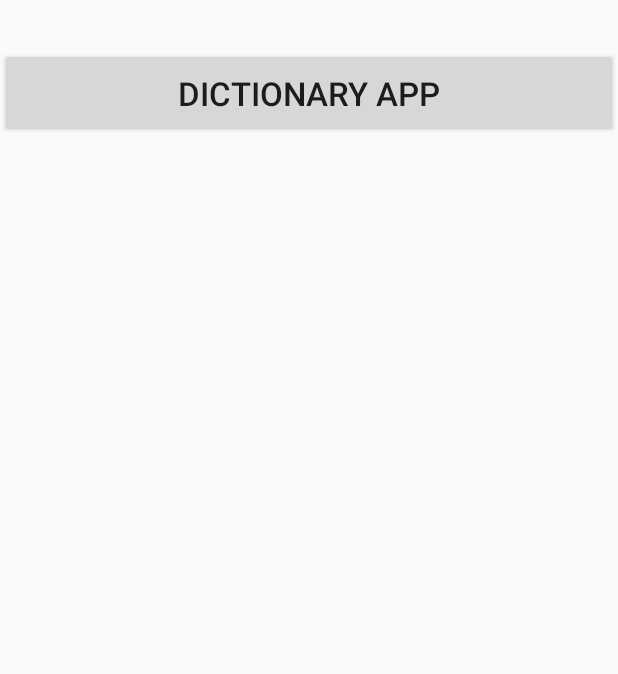
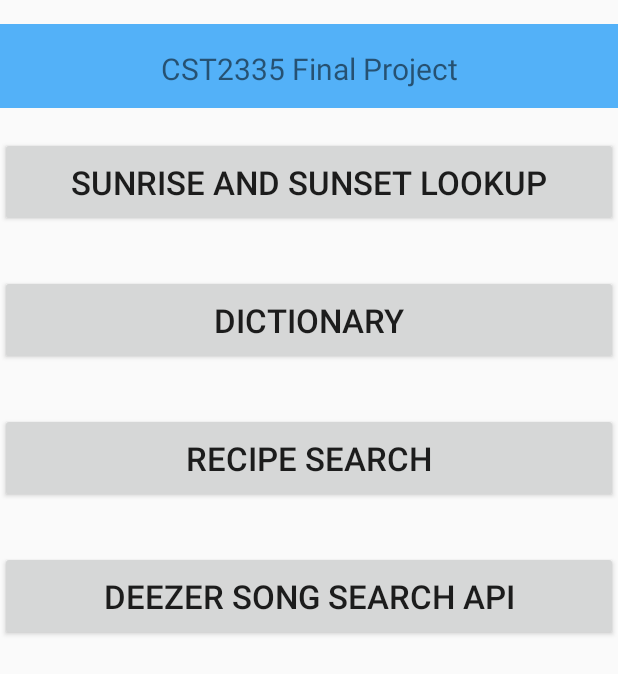
Before and after one commit to arshpreetkaur03/Final_Project, an Android app: the layout activity_welcome.xml on its own in the app's theme, with its tools: preview values and no code run, on a phone screen of 412 x 824 dp. Shown: the top 674 px of the screen. Run offline under Robolectric (Android 15) with nearby library versions, the phone set to English and light mode, and no system bars; network calls fail.

Commit message:
New changes

```diff
--- a/app/src/main/java/algonquin/cst2335/final_project/DeezerSongActivity.java
+++ b/app/src/main/java/algonquin/cst2335/final_project/DeezerSongActivity.java
@@ -158,7 +158,7 @@ public class DeezerSongActivity extends AppCompatActivity implements SongAdapter
     @Override
     public boolean onCreateOptionsMenu(Menu menu) {
         getMenuInflater().inflate(R.menu.main_menu, menu);
-        MenuItem searchItem = menu.findItem(R.id.action_search);
+        MenuItem searchItem = menu.findItem(R.id.help_button);
         SearchView searchView = (SearchView) searchItem.getActionView();
         searchView.setQueryHint(getString(R.string.search_artists));
 
@@ -183,10 +183,10 @@ public class DeezerSongActivity extends AppCompatActivity implements SongAdapter
     public boolean onOptionsItemSelected(MenuItem item) {
         int id = item.getItemId();
 
-        if (id == R.id.action_help) {
+        if (id == R.id.help_button) {
             showHelpDialog();
             return true;
-        } else if (id == R.id.action_favorite_songs) {
+        } else if (id == R.id.menu_help) {
             openFavoriteSongsActivity();
             return true;
         }
--- a/app/src/main/java/algonquin/cst2335/final_project/DetailsActivity.java
+++ b/app/src/main/java/algonquin/cst2335/final_project/DetailsActivity.java
@@ -90,10 +90,10 @@ public class DetailsActivity extends AppCompatActivity {
     public boolean onOptionsItemSelected(MenuItem item) {
         int id = item.getItemId();
 
-        if (id == R.id.action_help) {
+        if (id == R.id.help_button) {
             showHelpDialog();
             return true;
-        } else if (id == R.id.action_favorite_songs) {
+        } else if (id == R.id.menu_help) {
             openFavoriteSongsActivity();
             return true;
         }
--- a/app/src/main/java/algonquin/cst2335/final_project/WelcomeActivity.java
+++ b/app/src/main/java/algonquin/cst2335/final_project/WelcomeActivity.java
@@ -32,7 +32,7 @@ public class WelcomeActivity extends AppCompatActivity {
         //Find buttons by ID
         Button buttonPage1 = findViewById(R.id.Sunrise_Sunset_Page);
         Button buttonPage2 = findViewById(R.id.Recipe_Search_Page);
-        Button buttonPage3 = findViewById(R.id.Dictionary_API_Page);
+        Button buttonPage3 = findViewById(R.id.Dictionary_APP);
         Button buttonPage4 = findViewById(R.id.Deezer_Song_Search_API_Page);
 
         // Set click listeners for each button
--- a/app/src/main/res/layout/activity_welcome.xml
+++ b/app/src/main/res/layout/activity_welcome.xml
@@ -6,26 +6,66 @@
     xmlns:app="http://schemas.android.com/apk/res-auto"
     tools:context=".WelcomeActivity">
 
-
+    <androidx.appcompat.widget.Toolbar
+        android:id="@+id/myToolbar"
+        android:layout_width="match_parent"
+        android:layout_height="wrap_content"
+        android:layout_marginTop="16dp"
+        android:layout_marginBottom="8dp"
+        android:background="@color/my_primary"
+        app:layout_constraintTop_toTopOf="parent" />
 
     <TextView
-        android:id="@+id/welcome"
+        android:id="@+id/welcomeTitle"
         android:layout_width="match_parent"
         android:layout_height="wrap_content"
-        android:text=""
+        android:text="@string/app_name"
         android:textAlignment="center"
         android:layout_marginTop="32dp"
         android:textSize="20sp" />
 
     <Button
+        android:id="@+id/Sunrise_Sunset_Page"
+        android:layout_width="match_parent"
+        android:layout_height="wrap_content"
+        android:text="@string/app_name1"
+        android:layout_below="@id/welcomeTitle"
+        android:layout_marginTop="32dp"
+        android:padding="15dp"
+        app:cornerRadius="0dp"
+        android:textSize="22dp" />
+
+    <Button
         android:id="@+id/Dictionary_APP"
         android:layout_width="match_parent"
         android:layout_height="wrap_content"
+        android:text="@string/app_name2"
+        android:layout_below="@id/Sunrise_Sunset_Page"
         android:layout_marginTop="32dp"
         android:padding="15dp"
-        android:text="@string/dictionary_app"
-        android:textSize="22dp"
-        app:cornerRadius="0dp" />
+        app:cornerRadius="0dp"
+        android:textSize="22dp" />
 
+    <Button
+        android:id="@+id/Recipe_Search_Page"
+        android:layout_width="match_parent"
+        android:layout_height="wrap_content"
+        android:text="@string/app_name3"
+        android:layout_below="@id/Dictionary_APP"
+        android:layout_marginTop="32dp"
+        android:padding="15dp"
+        app:cornerRadius="0dp"
+        android:textSize="22dp" />
+
+    <Button
+        android:id="@+id/Deezer_Song_Search_API_Page"
+        android:layout_width="match_parent"
+        android:layout_height="wrap_content"
+        android:text="@string/app_name4"
+        android:layout_below="@id/Recipe_Search_Page"
+        android:layout_marginTop="32dp"
+        android:padding="15dp"
+        app:cornerRadius="0dp"
+        android:textSize="22dp" />
 
 </RelativeLayout>
```
